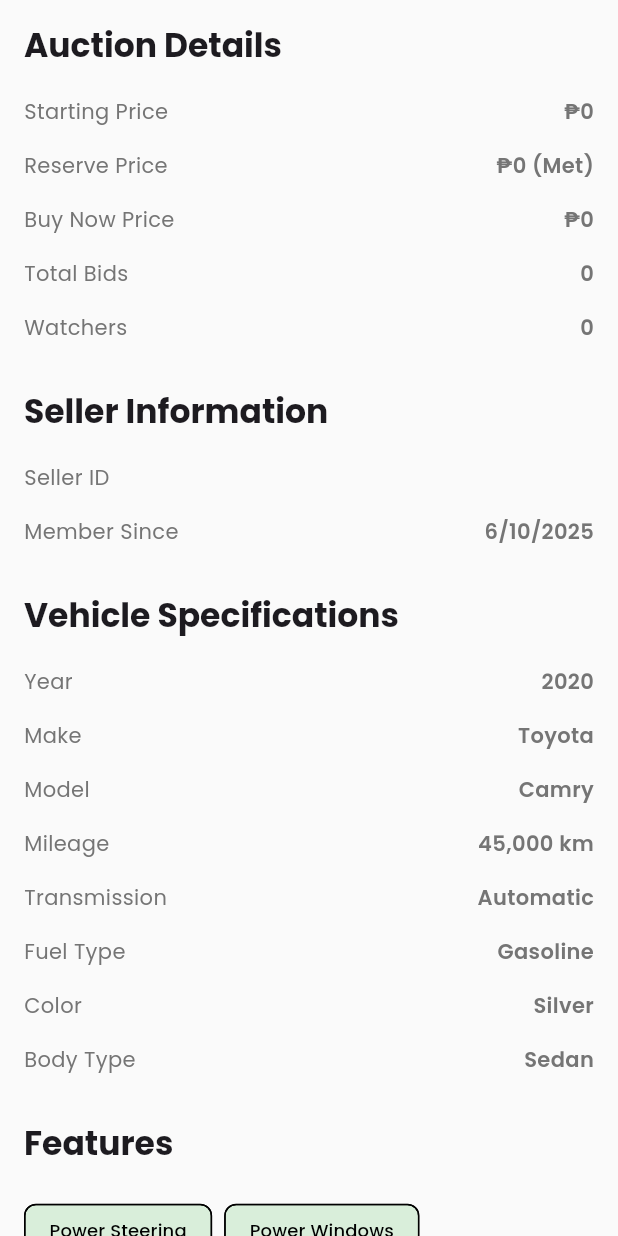
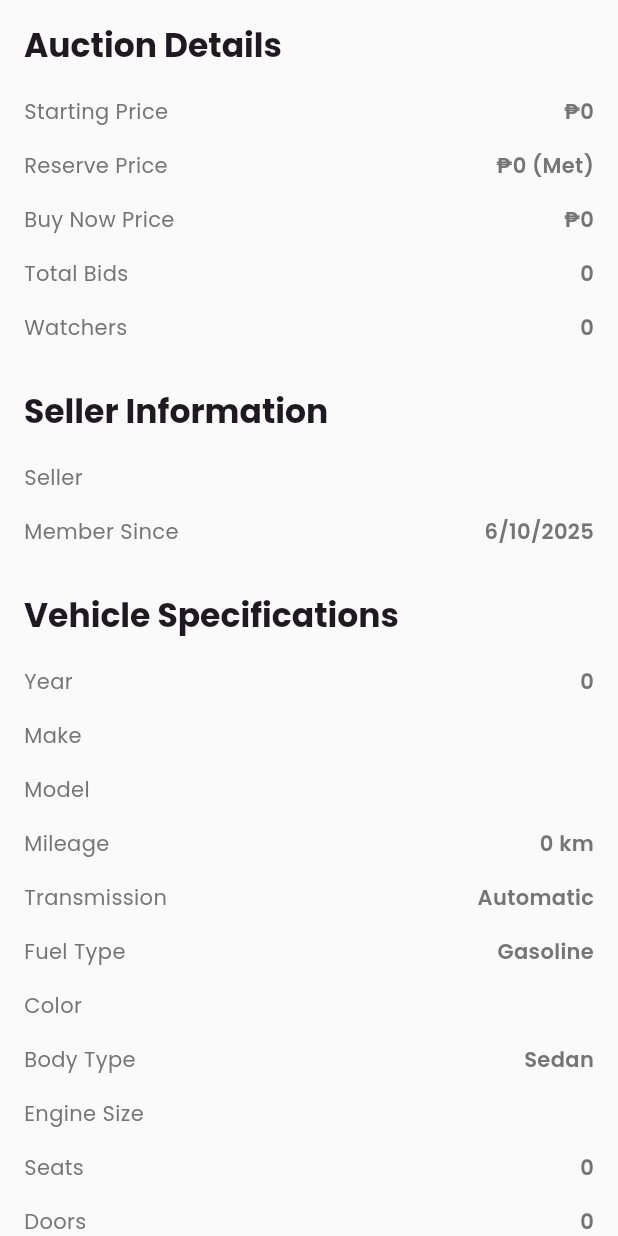
Before and after one commit to aimsahorizon/autobid-flutter, a Flutter app: the CarInfoTab widget shown alone on an empty page, opened directly with empty values, on a phone screen of 412 x 824 dp. Run offline on Flutter 3.47's test engine with Material 3 defaults, Android fonts, the phone set to English and light mode, and no system bars; our stand-ins replace flutter_riverpod, freezed_annotation, go_router, google_fonts, image_picker, riverpod_annotation; accounts and stored records are empty; generated files the repository leaves out were written again; network calls fail.

Commit message:
update: sync car info to actual mock data on individual cards

```diff
--- a/lib/presentation/screens/auction/auction_detail_screen.dart
+++ b/lib/presentation/screens/auction/auction_detail_screen.dart
@@ -84,8 +84,9 @@ class _AuctionDetailScreenState extends State<AuctionDetailScreen> with SingleTi
                     background: Stack(
                       fit: StackFit.expand,
                       children: [
-                        Image.network(
-                          'https://via.placeholder.com/800x400',
+                        auction.car?.images.isNotEmpty == true
+                          ? Image.network(
+                              auction.car!.images.first,
                               fit: BoxFit.cover,
                               errorBuilder: (context, error, stackTrace) {
                                 return Container(
@@ -93,6 +94,10 @@ class _AuctionDetailScreenState extends State<AuctionDetailScreen> with SingleTi
                                   child: Icon(Icons.directions_car, size: 100, color: Colors.grey[600]),
                                 );
                               },
+                            )
+                          : Container(
+                              color: Colors.grey[300],
+                              child: Icon(Icons.directions_car, size: 100, color: Colors.grey[600]),
                             ),
                         Container(
                           decoration: BoxDecoration(
@@ -116,7 +121,9 @@ class _AuctionDetailScreenState extends State<AuctionDetailScreen> with SingleTi
                               _buildStatusBanner(auction),
                               const SizedBox(height: 8),
                               Text(
-                                '2020 Toyota Camry',
+                                auction.car != null
+                                  ? '${auction.car!.year} ${auction.car!.brand} ${auction.car!.model}'
+                                  : 'Car Auction',
                                 style: Theme.of(context).textTheme.headlineSmall?.copyWith(
                                   color: Colors.white,
                                   fontWeight: FontWeight.bold,
--- a/lib/presentation/screens/auction/tabs/car_info_tab.dart
+++ b/lib/presentation/screens/auction/tabs/car_info_tab.dart
@@ -34,26 +34,53 @@ class CarInfoTab extends StatelessWidget {
           _buildSection(
             'Seller Information',
             [
-              _buildInfoRow('Seller ID', auction.sellerId),
+              _buildInfoRow('Seller', auction.car?.sellerName ?? auction.sellerId),
               _buildInfoRow('Member Since', _formatDate(auction.createdAt)),
             ],
             theme,
           ),
           const SizedBox(height: 24),
+          if (auction.car != null) ...[
             _buildSection(
               'Vehicle Specifications',
               [
-              _buildInfoRow('Year', '2020'),
-              _buildInfoRow('Make', 'Toyota'),
-              _buildInfoRow('Model', 'Camry'),
-              _buildInfoRow('Mileage', '45,000 km'),
-              _buildInfoRow('Transmission', 'Automatic'),
-              _buildInfoRow('Fuel Type', 'Gasoline'),
-              _buildInfoRow('Color', 'Silver'),
-              _buildInfoRow('Body Type', 'Sedan'),
+                _buildInfoRow('Year', '${auction.car!.year}'),
+                _buildInfoRow('Make', auction.car!.brand),
+                _buildInfoRow('Model', '${auction.car!.model} ${auction.car!.variant}'),
+                _buildInfoRow('Mileage', '${_formatNumber(auction.car!.mileage)} km'),
+                _buildInfoRow('Transmission', _getTransmissionName(auction.car!.transmission)),
+                _buildInfoRow('Fuel Type', _getFuelTypeName(auction.car!.fuelType)),
+                _buildInfoRow('Color', auction.car!.color),
+                _buildInfoRow('Body Type', _getBodyTypeName(auction.car!.bodyType)),
+                _buildInfoRow('Engine Size', auction.car!.engineSize),
+                _buildInfoRow('Seats', '${auction.car!.seats}'),
+                _buildInfoRow('Doors', '${auction.car!.doors}'),
               ],
               theme,
             ),
+            const SizedBox(height: 24),
+            _buildSection(
+              'Location',
+              [
+                _buildInfoRow('City', auction.car!.location.city),
+                _buildInfoRow('Province', auction.car!.location.province),
+              ],
+              theme,
+            ),
+            const SizedBox(height: 24),
+            _buildSection(
+              'Documents & History',
+              [
+                _buildInfoRow('Plate Number', auction.car!.plateNumber),
+                _buildInfoRow('OR/CR Number', auction.car!.orcrNumber),
+                _buildInfoRow('Number of Owners', '${auction.car!.numberOfOwners}'),
+                _buildInfoRow('Service History', auction.car!.serviceHistoryComplete ? 'Complete' : 'Incomplete'),
+                _buildInfoRow('Accident History', auction.car!.hasAccidentHistory ? 'Yes' : 'No'),
+              ],
+              theme,
+            ),
+          ],
+          if (auction.car != null && auction.car!.features.isNotEmpty) ...[
             const SizedBox(height: 24),
             _buildSection(
               'Features',
@@ -64,31 +91,37 @@ class CarInfoTab extends StatelessWidget {
             Wrap(
               spacing: 8,
               runSpacing: 8,
-            children: [
-              'Power Steering',
-              'Power Windows',
-              'Air Conditioning',
-              'ABS Brakes',
-              'Airbags',
-              'Bluetooth',
-              'Backup Camera',
-              'Cruise Control',
-            ].map((feature) => Chip(
+              children: auction.car!.features.map((feature) => Chip(
                 label: Text(feature, style: TextStyle(fontSize: 12)),
                 backgroundColor: theme.colorScheme.primaryContainer.withValues(alpha: 0.3),
               )).toList(),
             ),
+          ],
+          if (auction.car != null) ...[
             const SizedBox(height: 24),
             _buildSection(
-            'Condition',
-            [
-              _buildInfoRow('Overall', 'Excellent'),
-              _buildInfoRow('Exterior', 'Very Good'),
-              _buildInfoRow('Interior', 'Excellent'),
-              _buildInfoRow('Engine', 'Excellent'),
-            ],
+              'Description',
+              [],
               theme,
             ),
+            const SizedBox(height: 8),
+            Text(
+              auction.car!.description,
+              style: TextStyle(fontSize: 14, color: Colors.grey[700]),
+            ),
+            if (auction.car!.issues != null) ...[
+              const SizedBox(height: 12),
+              Text(
+                'Known Issues:',
+                style: TextStyle(fontWeight: FontWeight.bold, fontSize: 14),
+              ),
+              const SizedBox(height: 4),
+              Text(
+                auction.car!.issues!,
+                style: TextStyle(fontSize: 14, color: Colors.red[700]),
+              ),
+            ],
+          ],
         ],
       ),
     );
@@ -142,7 +175,34 @@ class CarInfoTab extends StatelessWidget {
         );
   }
 
+  String _formatNumber(int number) {
+    return number.toString().replaceAllMapped(
+          RegExp(r'(\d{1,3})(?=(\d{3})+(?!\d))'),
+          (Match m) => '${m[1]},',
+        );
+  }
+
   String _formatDate(DateTime date) {
     return '${date.day}/${date.month}/${date.year}';
   }
+
+  String _getTransmissionName(dynamic transmission) {
+    if (transmission == null) return 'Unknown';
+    final name = transmission.toString().split('.').last;
+    return name[0].toUpperCase() + name.substring(1);
   }
+
+  String _getFuelTypeName(dynamic fuelType) {
+    if (fuelType == null) return 'Unknown';
+    final name = fuelType.toString().split('.').last;
+    return name[0].toUpperCase() + name.substring(1);
+  }
+
+  String _getBodyTypeName(dynamic bodyType) {
+    if (bodyType == null) return 'Unknown';
+    final name = bodyType.toString().split('.').last;
+    if (name == 'suv') return 'SUV';
+    if (name == 'mpv') return 'MPV';
+    return name[0].toUpperCase() + name.substring(1);
+  }
+}
```
Lines whose indentation alone changed are shown as unchanged.
